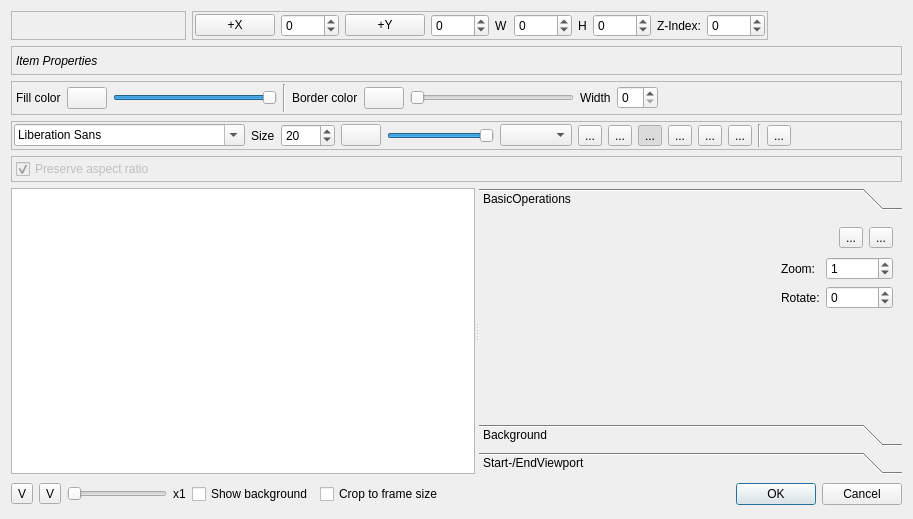
KDE/kdenlive, file src/widgets/titlewidget_ui.ui: the form before one commit.
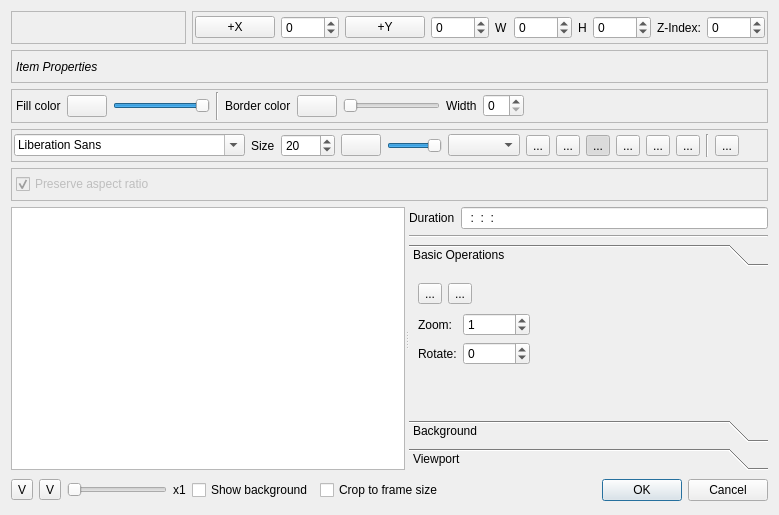
The form after the commit. The open tabs and pages were chosen to show the change. Custom widgets are drawn as their Qt base class.

Commit message: Cleanup and add default duration widget

The edit to the form file:
```diff
--- a/src/widgets/titlewidget_ui.ui
+++ b/src/widgets/titlewidget_ui.ui
@@ -6,8 +6,8 @@
    <rect>
     <x>0</x>
     <y>0</y>
-    <width>913</width>
-    <height>519</height>
+    <width>736</width>
+    <height>515</height>
    </rect>
   </property>
   <property name="sizePolicy">
@@ -19,21 +19,146 @@
   <property name="windowTitle">
    <string>Title Clip</string>
   </property>
-  <layout class="QGridLayout" name="gridLayout_2">
-   <item row="6" column="8">
-    <spacer name="horizontalSpacer_3">
-     <property name="orientation">
-      <enum>Qt::Horizontal</enum>
+  <layout class="QGridLayout" name="gridLayout_7">
+   <item row="0" column="0" colspan="4">
+    <widget class="QFrame" name="frame_toolbar">
+     <property name="sizePolicy">
+      <sizepolicy hsizetype="Expanding" vsizetype="Preferred">
+       <horstretch>0</horstretch>
+       <verstretch>0</verstretch>
+      </sizepolicy>
      </property>
-     <property name="sizeHint" stdset="0">
-      <size>
-       <width>235</width>
-       <height>28</height>
-      </size>
+     <property name="frameShape">
+      <enum>QFrame::StyledPanel</enum>
      </property>
-    </spacer>
+     <property name="frameShadow">
+      <enum>QFrame::Raised</enum>
+     </property>
+    </widget>
    </item>
-   <item row="1" column="1" colspan="9">
+   <item row="0" column="4" colspan="4">
+    <widget class="QFrame" name="frame_properties">
+     <property name="sizePolicy">
+      <sizepolicy hsizetype="Maximum" vsizetype="Preferred">
+       <horstretch>0</horstretch>
+       <verstretch>0</verstretch>
+      </sizepolicy>
+     </property>
+     <property name="frameShape">
+      <enum>QFrame::StyledPanel</enum>
+     </property>
+     <property name="frameShadow">
+      <enum>QFrame::Raised</enum>
+     </property>
+     <layout class="QGridLayout" name="gridLayout">
+      <property name="margin">
+       <number>2</number>
+      </property>
+      <item row="0" column="0">
+       <layout class="QHBoxLayout" name="positionLayout">
+        <item>
+         <widget class="QPushButton" name="origin_x_left">
+          <property name="text">
+           <string>+X</string>
+          </property>
+          <property name="checkable">
+           <bool>true</bool>
+          </property>
+          <property name="checked">
+           <bool>false</bool>
+          </property>
+         </widget>
+        </item>
+        <item>
+         <widget class="QSpinBox" name="value_x">
+          <property name="minimum">
+           <number>-5000</number>
+          </property>
+          <property name="maximum">
+           <number>5000</number>
+          </property>
+         </widget>
+        </item>
+        <item>
+         <widget class="QPushButton" name="origin_y_top">
+          <property name="text">
+           <string>+Y</string>
+          </property>
+          <property name="checkable">
+           <bool>true</bool>
+          </property>
+          <property name="checked">
+           <bool>false</bool>
+          </property>
+         </widget>
+        </item>
+        <item>
+         <widget class="QSpinBox" name="value_y">
+          <property name="minimum">
+           <number>-5000</number>
+          </property>
+          <property name="maximum">
+           <number>5000</number>
+          </property>
+         </widget>
+        </item>
+        <item>
+         <widget class="QLabel" name="label_18">
+          <property name="text">
+           <string>W</string>
+          </property>
+         </widget>
+        </item>
+        <item>
+         <widget class="QSpinBox" name="value_w">
+          <property name="minimum">
+           <number>-1000</number>
+          </property>
+          <property name="maximum">
+           <number>5000</number>
+          </property>
+         </widget>
+        </item>
+        <item>
+         <widget class="QLabel" name="label_19">
+          <property name="text">
+           <string>H</string>
+          </property>
+         </widget>
+        </item>
+        <item>
+         <widget class="QSpinBox" name="value_h">
+          <property name="minimum">
+           <number>-1000</number>
+          </property>
+          <property name="maximum">
+           <number>5000</number>
+          </property>
+         </widget>
+        </item>
+        <item>
+         <widget class="QLabel" name="label_12">
+          <property name="text">
+           <string>Z-Index:</string>
+          </property>
+         </widget>
+        </item>
+        <item>
+         <widget class="QSpinBox" name="zValue">
+          <property name="minimum">
+           <number>-1000</number>
+          </property>
+          <property name="maximum">
+           <number>1000</number>
+          </property>
+         </widget>
+        </item>
+       </layout>
+      </item>
+     </layout>
+    </widget>
+   </item>
+   <item row="1" column="0" colspan="8">
     <widget class="QFrame" name="no_properties">
      <property name="frameShape">
       <enum>QFrame::StyledPanel</enum>
@@ -86,7 +211,7 @@
      </layout>
     </widget>
    </item>
-   <item row="2" column="1" colspan="9">
+   <item row="2" column="0" colspan="8">
     <widget class="QFrame" name="rect_properties">
      <property name="frameShape">
       <enum>QFrame::StyledPanel</enum>
@@ -190,7 +315,7 @@
      </layout>
     </widget>
    </item>
-   <item row="3" column="1" colspan="9">
+   <item row="3" column="0" colspan="8">
     <widget class="QFrame" name="text_properties">
      <property name="frameShape">
       <enum>QFrame::StyledPanel</enum>
@@ -372,37 +497,125 @@
      </layout>
     </widget>
    </item>
-   <item row="5" column="1" colspan="9">
+   <item row="4" column="0" colspan="8">
+    <widget class="QFrame" name="image_properties">
+     <property name="frameShape">
+      <enum>QFrame::StyledPanel</enum>
+     </property>
+     <property name="frameShadow">
+      <enum>QFrame::Raised</enum>
+     </property>
+     <layout class="QGridLayout" name="gridLayout_6">
+      <property name="leftMargin">
+       <number>4</number>
+      </property>
+      <property name="topMargin">
+       <number>2</number>
+      </property>
+      <property name="rightMargin">
+       <number>2</number>
+      </property>
+      <property name="bottomMargin">
+       <number>2</number>
+      </property>
+      <item row="0" column="0">
+       <widget class="QCheckBox" name="preserveAspectRatio">
+        <property name="enabled">
+         <bool>false</bool>
+        </property>
+        <property name="text">
+         <string>Preserve aspect ratio</string>
+        </property>
+        <property name="checked">
+         <bool>true</bool>
+        </property>
+       </widget>
+      </item>
+      <item row="0" column="1">
+       <spacer name="horizontalSpacer_6">
+        <property name="orientation">
+         <enum>Qt::Horizontal</enum>
+        </property>
+        <property name="sizeHint" stdset="0">
+         <size>
+          <width>40</width>
+          <height>20</height>
+         </size>
+        </property>
+       </spacer>
+      </item>
+     </layout>
+    </widget>
+   </item>
+   <item row="5" column="0" colspan="8">
     <widget class="QSplitter" name="splitter">
+     <property name="orientation">
+      <enum>Qt::Horizontal</enum>
+     </property>
+     <widget class="QGraphicsView" name="graphicsView">
      <property name="sizePolicy">
       <sizepolicy hsizetype="Expanding" vsizetype="Expanding">
        <horstretch>0</horstretch>
        <verstretch>0</verstretch>
       </sizepolicy>
      </property>
-     <property name="orientation">
-      <enum>Qt::Horizontal</enum>
-     </property>
-     <widget class="QGraphicsView" name="graphicsView"/>
+     </widget>
+     <widget class="QWidget" name="">
+      <layout class="QGridLayout" name="gridLayout_2">
+       <item row="0" column="0">
+        <widget class="QLabel" name="label_3">
+         <property name="text">
+          <string>Duration</string>
+         </property>
+        </widget>
+       </item>
+       <item row="0" column="1">
+        <widget class="KRestrictedLine" name="title_duration">
+         <property name="inputMask">
+          <string>99:99:99:99; </string>
+         </property>
+        </widget>
+       </item>
+       <item row="2" column="0" colspan="2">
      <widget class="QToolBox" name="toolBox">
+         <property name="sizePolicy">
+          <sizepolicy hsizetype="Preferred" vsizetype="MinimumExpanding">
+           <horstretch>0</horstretch>
+           <verstretch>0</verstretch>
+          </sizepolicy>
+         </property>
       <property name="currentIndex">
-       <number>1</number>
+          <number>0</number>
       </property>
       <widget class="QWidget" name="BasicOperations">
        <property name="geometry">
         <rect>
          <x>0</x>
          <y>0</y>
-         <width>139</width>
-         <height>100</height>
+            <width>197</width>
+            <height>140</height>
         </rect>
        </property>
        <attribute name="label">
-        <string>BasicOperations</string>
+           <string>Basic Operations</string>
        </attribute>
        <layout class="QGridLayout" name="gridLayout_3">
         <item row="0" column="0" colspan="3">
          <layout class="QHBoxLayout" name="horizontalLayout">
+             <item>
+              <widget class="QToolButton" name="itemhcenter">
+               <property name="text">
+                <string>...</string>
+               </property>
+              </widget>
+             </item>
+             <item>
+              <widget class="QToolButton" name="itemvcenter">
+               <property name="text">
+                <string>...</string>
+               </property>
+              </widget>
+             </item>
           <item>
            <spacer name="horizontalSpacer_4">
             <property name="orientation">
@@ -416,43 +629,36 @@
             </property>
            </spacer>
           </item>
-          <item>
-           <widget class="QToolButton" name="itemhcenter">
-            <property name="text">
-             <string>...</string>
-            </property>
-           </widget>
-          </item>
-          <item>
-           <widget class="QToolButton" name="itemvcenter">
-            <property name="text">
-             <string>...</string>
-            </property>
-           </widget>
-          </item>
-         </layout>
-        </item>
-        <item row="1" column="0">
+            </layout>
+           </item>
+           <item row="3" column="0" colspan="3">
          <spacer>
           <property name="orientation">
-           <enum>Qt::Horizontal</enum>
+              <enum>Qt::Vertical</enum>
           </property>
           <property name="sizeHint" stdset="0">
            <size>
-            <width>40</width>
-            <height>20</height>
+               <width>20</width>
+               <height>40</height>
            </size>
           </property>
          </spacer>
         </item>
-        <item row="1" column="1">
+           <item row="1" column="0">
          <widget class="QLabel" name="label_14">
           <property name="text">
            <string>Zoom:</string>
           </property>
          </widget>
         </item>
-        <item row="1" column="2">
+           <item row="2" column="0">
+            <widget class="QLabel" name="label_15">
+             <property name="text">
+              <string>Rotate:</string>
+             </property>
+            </widget>
+           </item>
+           <item row="1" column="1">
          <widget class="KIntSpinBox" name="itemzoom">
           <property name="maximum">
            <number>100000</number>
@@ -462,27 +668,7 @@
           </property>
          </widget>
         </item>
-        <item row="2" column="0">
-         <spacer>
-          <property name="orientation">
-           <enum>Qt::Horizontal</enum>
-          </property>
-          <property name="sizeHint" stdset="0">
-           <size>
-            <width>40</width>
-            <height>20</height>
-           </size>
-          </property>
-         </spacer>
-        </item>
         <item row="2" column="1">
-         <widget class="QLabel" name="label_15">
-          <property name="text">
-           <string>Rotate:</string>
-          </property>
-         </widget>
-        </item>
-        <item row="2" column="2">
          <widget class="KIntSpinBox" name="itemrotate">
           <property name="minimum">
            <number>-360</number>
@@ -492,15 +678,28 @@
           </property>
          </widget>
         </item>
-        <item row="3" column="0" colspan="3">
+           <item row="1" column="2">
          <spacer>
           <property name="orientation">
-           <enum>Qt::Vertical</enum>
+              <enum>Qt::Horizontal</enum>
           </property>
           <property name="sizeHint" stdset="0">
            <size>
-            <width>20</width>
-            <height>40</height>
+               <width>40</width>
+               <height>20</height>
+              </size>
+             </property>
+            </spacer>
+           </item>
+           <item row="2" column="2">
+            <spacer>
+             <property name="orientation">
+              <enum>Qt::Horizontal</enum>
+             </property>
+             <property name="sizeHint" stdset="0">
+              <size>
+               <width>40</width>
+               <height>20</height>
            </size>
           </property>
          </spacer>
@@ -512,8 +711,8 @@
         <rect>
          <x>0</x>
          <y>0</y>
-         <width>301</width>
-         <height>183</height>
+            <width>197</width>
+            <height>140</height>
         </rect>
        </property>
        <attribute name="label">
@@ -565,7 +764,7 @@
         </rect>
        </property>
        <attribute name="label">
-        <string>Start-/EndViewport</string>
+           <string>Viewport</string>
        </attribute>
        <layout class="QGridLayout">
         <item row="0" column="0">
@@ -728,23 +927,33 @@
        </layout>
       </widget>
      </widget>
-    </widget>
-   </item>
-   <item row="6" column="1">
+       </item>
+       <item row="1" column="0" colspan="2">
+        <widget class="Line" name="line_3">
+         <property name="orientation">
+          <enum>Qt::Horizontal</enum>
+         </property>
+        </widget>
+       </item>
+      </layout>
+     </widget>
+    </widget>
+   </item>
+   <item row="6" column="0">
     <widget class="QToolButton" name="buttonFitZoom">
      <property name="text">
       <string>V</string>
      </property>
     </widget>
    </item>
-   <item row="6" column="2">
+   <item row="6" column="1">
     <widget class="QToolButton" name="buttonRealSize">
      <property name="text">
       <string>V</string>
      </property>
     </widget>
    </item>
-   <item row="6" column="3" colspan="2">
+   <item row="6" column="2">
     <widget class="QSlider" name="zoom_slider">
      <property name="minimumSize">
       <size>
@@ -772,21 +981,41 @@
      </property>
     </widget>
    </item>
-   <item row="6" column="5">
+   <item row="6" column="3">
     <widget class="QLabel" name="zoom_label">
      <property name="text">
       <string>x1</string>
      </property>
     </widget>
    </item>
-   <item row="6" column="6">
+   <item row="6" column="4">
     <widget class="QCheckBox" name="displayBg">
      <property name="text">
       <string>Show background</string>
      </property>
     </widget>
    </item>
-   <item row="6" column="9">
+   <item row="6" column="5">
+    <widget class="QCheckBox" name="cropImage">
+     <property name="text">
+      <string>Crop to frame size</string>
+     </property>
+    </widget>
+   </item>
+   <item row="6" column="6">
+    <spacer name="horizontalSpacer_3">
+     <property name="orientation">
+      <enum>Qt::Horizontal</enum>
+     </property>
+     <property name="sizeHint" stdset="0">
+      <size>
+       <width>235</width>
+       <height>28</height>
+      </size>
+     </property>
+    </spacer>
+   </item>
+   <item row="6" column="7">
     <widget class="QDialogButtonBox" name="buttonBox">
      <property name="orientation">
       <enum>Qt::Horizontal</enum>
@@ -796,214 +1025,29 @@
      </property>
     </widget>
    </item>
-   <item row="0" column="6" colspan="4">
-    <widget class="QFrame" name="frame_properties">
-     <property name="sizePolicy">
-      <sizepolicy hsizetype="Maximum" vsizetype="Preferred">
-       <horstretch>0</horstretch>
-       <verstretch>0</verstretch>
-      </sizepolicy>
-     </property>
-     <property name="frameShape">
-      <enum>QFrame::StyledPanel</enum>
-     </property>
-     <property name="frameShadow">
-      <enum>QFrame::Raised</enum>
-     </property>
-     <layout class="QGridLayout" name="gridLayout">
-      <property name="margin">
-       <number>2</number>
-      </property>
-      <item row="0" column="0">
-       <layout class="QHBoxLayout" name="positionLayout">
-        <item>
-         <widget class="QPushButton" name="origin_x_left">
-          <property name="text">
-           <string>+X</string>
-          </property>
-          <property name="checkable">
-           <bool>true</bool>
-          </property>
-          <property name="checked">
-           <bool>false</bool>
-          </property>
-         </widget>
-        </item>
-        <item>
-         <widget class="QSpinBox" name="value_x">
-          <property name="minimum">
-           <number>-5000</number>
-          </property>
-          <property name="maximum">
-           <number>5000</number>
-          </property>
-         </widget>
-        </item>
-        <item>
-         <widget class="QPushButton" name="origin_y_top">
-          <property name="text">
-           <string>+Y</string>
-          </property>
-          <property name="checkable">
-           <bool>true</bool>
-          </property>
-          <property name="checked">
-           <bool>false</bool>
-          </property>
-         </widget>
-        </item>
-        <item>
-         <widget class="QSpinBox" name="value_y">
-          <property name="minimum">
-           <number>-5000</number>
-          </property>
-          <property name="maximum">
-           <number>5000</number>
-          </property>
-         </widget>
-        </item>
-        <item>
-         <widget class="QLabel" name="label_18">
-          <property name="text">
-           <string>W</string>
-          </property>
-         </widget>
-        </item>
-        <item>
-         <widget class="QSpinBox" name="value_w">
-          <property name="minimum">
-           <number>-1000</number>
-          </property>
-          <property name="maximum">
-           <number>5000</number>
-          </property>
-         </widget>
-        </item>
-        <item>
-         <widget class="QLabel" name="label_19">
-          <property name="text">
-           <string>H</string>
-          </property>
-         </widget>
-        </item>
-        <item>
-         <widget class="QSpinBox" name="value_h">
-          <property name="minimum">
-           <number>-1000</number>
-          </property>
-          <property name="maximum">
-           <number>5000</number>
-          </property>
-         </widget>
-        </item>
-        <item>
-         <widget class="QLabel" name="label_12">
-          <property name="text">
-           <string>Z-Index:</string>
-          </property>
-         </widget>
-        </item>
-        <item>
-         <widget class="QSpinBox" name="zValue">
-          <property name="minimum">
-           <number>-1000</number>
-          </property>
-          <property name="maximum">
-           <number>1000</number>
-          </property>
-         </widget>
-        </item>
-       </layout>
-      </item>
-     </layout>
-    </widget>
-   </item>
-   <item row="0" column="1" colspan="5">
-    <widget class="QFrame" name="frame_toolbar">
-     <property name="sizePolicy">
-      <sizepolicy hsizetype="Expanding" vsizetype="Preferred">
-       <horstretch>0</horstretch>
-       <verstretch>0</verstretch>
-      </sizepolicy>
-     </property>
-     <property name="frameShape">
-      <enum>QFrame::StyledPanel</enum>
-     </property>
-     <property name="frameShadow">
-      <enum>QFrame::Raised</enum>
-     </property>
-    </widget>
-   </item>
-   <item row="6" column="7">
-    <widget class="QCheckBox" name="cropImage">
-     <property name="text">
-      <string>Crop to frame size</string>
-     </property>
-    </widget>
-   </item>
-   <item row="4" column="1" colspan="9">
-    <widget class="QFrame" name="image_properties">
-     <property name="frameShape">
-      <enum>QFrame::StyledPanel</enum>
-     </property>
-     <property name="frameShadow">
-      <enum>QFrame::Raised</enum>
-     </property>
-     <layout class="QGridLayout" name="gridLayout_6">
-      <property name="leftMargin">
-       <number>4</number>
-      </property>
-      <property name="topMargin">
-       <number>2</number>
-      </property>
-      <property name="rightMargin">
-       <number>2</number>
-      </property>
-      <property name="bottomMargin">
-       <number>2</number>
-      </property>
-      <item row="0" column="0">
-       <widget class="QCheckBox" name="preserveAspectRatio">
-        <property name="enabled">
-         <bool>false</bool>
-        </property>
-        <property name="text">
-         <string>Preserve aspect ratio</string>
-        </property>
-        <property name="checked">
-         <bool>true</bool>
-        </property>
-       </widget>
-      </item>
-      <item row="0" column="1">
-       <spacer name="horizontalSpacer_6">
-        <property name="orientation">
-         <enum>Qt::Horizontal</enum>
-        </property>
-        <property name="sizeHint" stdset="0">
-         <size>
-          <width>40</width>
-          <height>20</height>
-         </size>
-        </property>
-       </spacer>
-      </item>
-     </layout>
-    </widget>
-   </item>
   </layout>
  </widget>
  <customwidgets>
-  <customwidget>
-   <class>KColorButton</class>
-   <extends>QPushButton</extends>
-   <header>kcolorbutton.h</header>
-  </customwidget>
   <customwidget>
    <class>KIntSpinBox</class>
    <extends>QSpinBox</extends>
    <header>knuminput.h</header>
   </customwidget>
+  <customwidget>
+   <class>KLineEdit</class>
+   <extends>QLineEdit</extends>
+   <header>klineedit.h</header>
+  </customwidget>
+  <customwidget>
+   <class>KColorButton</class>
+   <extends>QPushButton</extends>
+   <header>kcolorbutton.h</header>
+  </customwidget>
+  <customwidget>
+   <class>KRestrictedLine</class>
+   <extends>KLineEdit</extends>
+   <header>krestrictedline.h</header>
+  </customwidget>
  </customwidgets>
  <resources/>
  <connections>
```
Lines whose indentation alone changed are shown as unchanged.
